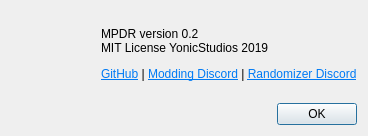
This is DoorRandomizer/GUI/About/aboutdialog.ui in YonicDev/mpdr as Qt 5 draws it before an edit. The edited form follows.
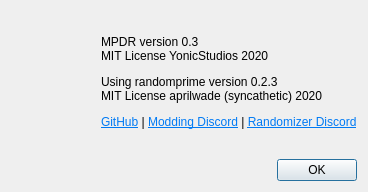
This is the edited form.

Diff of the .ui file:
```diff
--- a/DoorRandomizer/GUI/About/aboutdialog.ui
+++ b/DoorRandomizer/GUI/About/aboutdialog.ui
@@ -10,7 +10,7 @@
     <x>0</x>
     <y>0</y>
     <width>368</width>
-    <height>136</height>
+    <height>192</height>
    </rect>
   </property>
   <property name="windowTitle">
@@ -38,7 +38,7 @@
         </sizepolicy>
        </property>
        <property name="text">
-        <string>&lt;html&gt;&lt;head/&gt;&lt;body&gt;&lt;p&gt;MPDR version 0.2&lt;br/&gt;MIT License YonicStudios 2019&lt;/p&gt;&lt;p&gt;&lt;a href=&quot;https://github.com/YonicDev/mpdr-qt&quot;&gt;&lt;span style=&quot; text-decoration: underline; color:#007af4;&quot;&gt;GitHub&lt;/span&gt;&lt;/a&gt; | &lt;a href=&quot;https://discord.gg/9Wxb37&quot;&gt;&lt;span style=&quot; text-decoration: underline; color:#007af4;&quot;&gt;Modding Discord&lt;/span&gt;&lt;/a&gt; | &lt;a href=&quot;http://discord.gg/WWGcay6&quot;&gt;&lt;span style=&quot; text-decoration: underline; color:#007af4;&quot;&gt;Randomizer Discord&lt;/span&gt;&lt;/a&gt;&lt;/p&gt;&lt;/body&gt;&lt;/html&gt;</string>
+        <string>&lt;html&gt;&lt;head/&gt;&lt;body&gt;&lt;p&gt;MPDR version 0.3&lt;br/&gt;MIT License YonicStudios 2020&lt;/p&gt;&lt;p&gt;Using randomprime version 0.2.3&lt;br/&gt;MIT License aprilwade (syncathetic) 2020&lt;/p&gt;&lt;p&gt;&lt;a href=&quot;https://github.com/YonicDev/mpdr-qt&quot;&gt;&lt;span style=&quot; text-decoration: underline; color:#007af4;&quot;&gt;GitHub&lt;/span&gt;&lt;/a&gt; | &lt;a href=&quot;https://discord.gg/9Wxb37&quot;&gt;&lt;span style=&quot; text-decoration: underline; color:#007af4;&quot;&gt;Modding Discord&lt;/span&gt;&lt;/a&gt; | &lt;a href=&quot;http://discord.gg/WWGcay6&quot;&gt;&lt;span style=&quot; text-decoration: underline; color:#007af4;&quot;&gt;Randomizer Discord&lt;/span&gt;&lt;/a&gt;&lt;/p&gt;&lt;/body&gt;&lt;/html&gt;</string>
        </property>
       </widget>
      </item>
```
